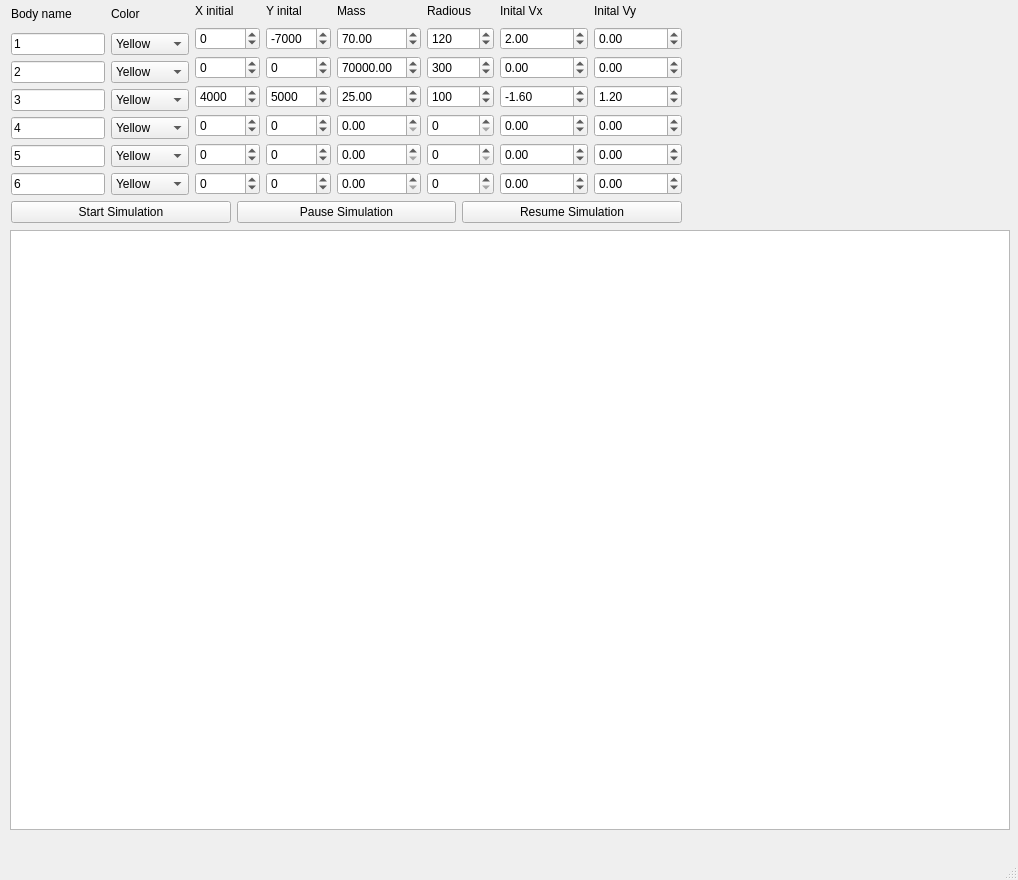
First picture: the form in mainwindow.ui, repository juanvergara3/Lab6_Info_2_UdeA, before the edit.
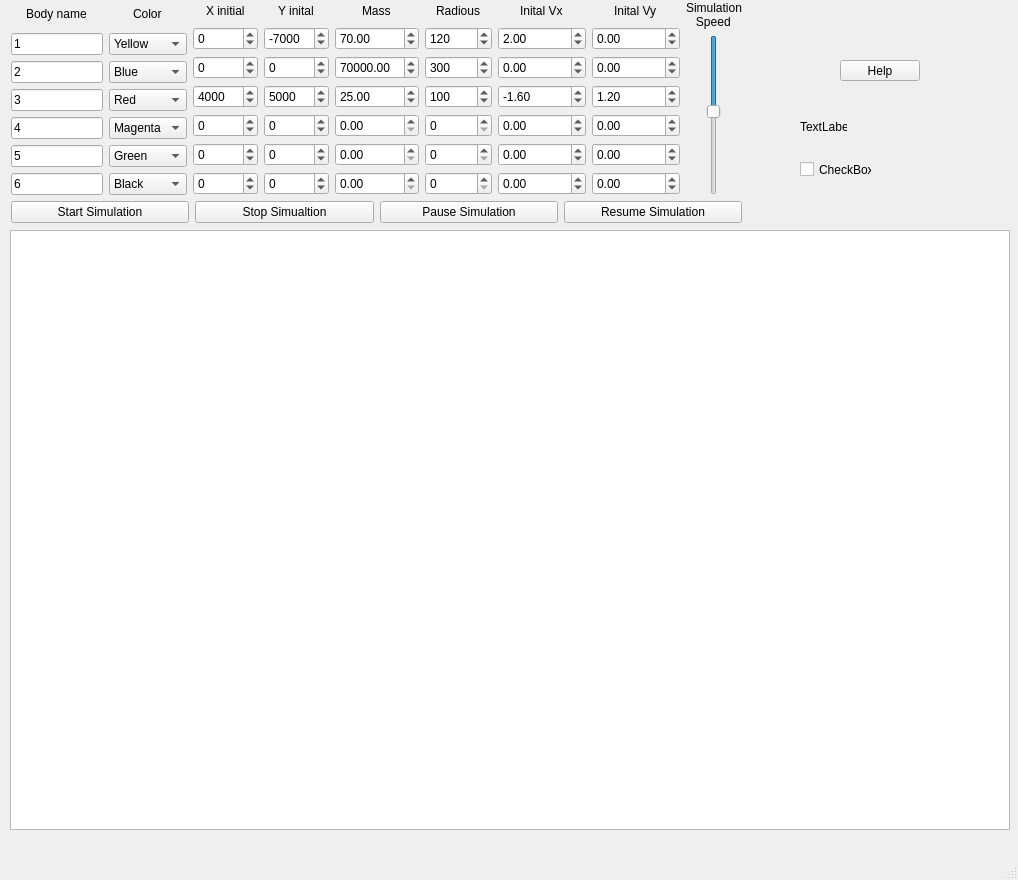
Second picture: the form after the edit.

Commit message: speed slider :D

```diff
--- a/mainwindow.ui
+++ b/mainwindow.ui
@@ -32,7 +32,7 @@
      <rect>
       <x>11</x>
       <y>1</y>
-      <width>671</width>
+      <width>731</width>
       <height>222</height>
      </rect>
     </property>
@@ -44,7 +44,7 @@
          <property name="sizeConstraint">
           <enum>QLayout::SetDefaultConstraint</enum>
          </property>
-         <item>
+         <item alignment="Qt::AlignHCenter">
           <widget class="QLabel" name="name_label">
            <property name="text">
             <string>Body name</string>
@@ -103,7 +103,7 @@
        </item>
        <item>
         <layout class="QVBoxLayout" name="color_frame">
-         <item>
+         <item alignment="Qt::AlignHCenter">
           <widget class="QLabel" name="color_label">
            <property name="text">
             <string>Color</string>
@@ -148,7 +148,7 @@
           <widget class="QComboBox" name="color_2">
            <item>
             <property name="text">
-             <string>Yellow</string>
+             <string>Blue</string>
             </property>
            </item>
            <item>
@@ -180,6 +180,11 @@
          </item>
          <item>
           <widget class="QComboBox" name="color_3">
+           <item>
+            <property name="text">
+             <string>Red</string>
+            </property>
+           </item>
            <item>
             <property name="text">
              <string>Yellow</string>
@@ -214,6 +219,11 @@
          </item>
          <item>
           <widget class="QComboBox" name="color_4">
+           <item>
+            <property name="text">
+             <string>Magenta</string>
+            </property>
+           </item>
            <item>
             <property name="text">
              <string>Yellow</string>
@@ -248,6 +258,11 @@
          </item>
          <item>
           <widget class="QComboBox" name="color_5">
+           <item>
+            <property name="text">
+             <string>Green</string>
+            </property>
+           </item>
            <item>
             <property name="text">
              <string>Yellow</string>
@@ -282,6 +297,11 @@
          </item>
          <item>
           <widget class="QComboBox" name="color_6">
+           <item>
+            <property name="text">
+             <string>Black</string>
+            </property>
+           </item>
            <item>
             <property name="text">
              <string>Yellow</string>
@@ -318,7 +338,7 @@
        </item>
        <item>
         <layout class="QVBoxLayout" name="x_frame">
-         <item>
+         <item alignment="Qt::AlignHCenter">
           <widget class="QLabel" name="x_label">
            <property name="text">
             <string>X initial</string>
@@ -395,7 +415,7 @@
        </item>
        <item>
         <layout class="QVBoxLayout" name="y_frame">
-         <item>
+         <item alignment="Qt::AlignHCenter">
           <widget class="QLabel" name="y_label">
            <property name="text">
             <string>Y inital</string>
@@ -472,7 +492,7 @@
        </item>
        <item>
         <layout class="QVBoxLayout" name="m_frame">
-         <item>
+         <item alignment="Qt::AlignHCenter">
           <widget class="QLabel" name="m_label">
            <property name="text">
             <string>Mass</string>
@@ -534,7 +554,7 @@
        </item>
        <item>
         <layout class="QVBoxLayout" name="r_frame">
-         <item>
+         <item alignment="Qt::AlignHCenter">
           <widget class="QLabel" name="r_label">
            <property name="text">
             <string>Radious</string>
@@ -599,7 +619,7 @@
        </item>
        <item>
         <layout class="QVBoxLayout" name="vx_frame">
-         <item>
+         <item alignment="Qt::AlignHCenter">
           <widget class="QLabel" name="vx_label">
            <property name="text">
             <string>Inital Vx</string>
@@ -688,7 +708,7 @@
        </item>
        <item>
         <layout class="QVBoxLayout" name="vy_frame">
-         <item>
+         <item alignment="Qt::AlignHCenter">
           <widget class="QLabel" name="vy_label">
            <property name="text">
             <string>Inital Vy</string>
@@ -775,6 +795,53 @@
          </item>
         </layout>
        </item>
+       <item>
+        <layout class="QVBoxLayout" name="speed_frame">
+         <item alignment="Qt::AlignHCenter">
+          <widget class="QLabel" name="speed_label">
+           <property name="text">
+            <string>Simulation
+   Speed</string>
+           </property>
+          </widget>
+         </item>
+         <item>
+          <layout class="QHBoxLayout" name="speed_slider_frame">
+           <item alignment="Qt::AlignHCenter">
+            <widget class="QSlider" name="speed_slider">
+             <property name="minimum">
+              <number>1</number>
+             </property>
+             <property name="maximum">
+              <number>20</number>
+             </property>
+             <property name="pageStep">
+              <number>1</number>
+             </property>
+             <property name="value">
+              <number>10</number>
+             </property>
+             <property name="sliderPosition">
+              <number>10</number>
+             </property>
+             <property name="tracking">
+              <bool>false</bool>
+             </property>
+             <property name="orientation">
+              <enum>Qt::Vertical</enum>
+             </property>
+             <property name="invertedAppearance">
+              <bool>true</bool>
+             </property>
+             <property name="invertedControls">
+              <bool>true</bool>
+             </property>
+            </widget>
+           </item>
+          </layout>
+         </item>
+        </layout>
+       </item>
       </layout>
      </item>
      <item>
@@ -786,6 +853,13 @@
          </property>
         </widget>
        </item>
+       <item>
+        <widget class="QPushButton" name="stop_button">
+         <property name="text">
+          <string>Stop Simualtion</string>
+         </property>
+        </widget>
+       </item>
        <item>
         <widget class="QPushButton" name="pause_button">
          <property name="text">
@@ -804,6 +878,45 @@
      </item>
     </layout>
    </widget>
+   <widget class="QCheckBox" name="checkBox">
+    <property name="geometry">
+     <rect>
+      <x>800</x>
+      <y>160</y>
+      <width>72</width>
+      <height>19</height>
+     </rect>
+    </property>
+    <property name="text">
+     <string>CheckBox</string>
+    </property>
+   </widget>
+   <widget class="QLabel" name="label">
+    <property name="geometry">
+     <rect>
+      <x>800</x>
+      <y>120</y>
+      <width>47</width>
+      <height>13</height>
+     </rect>
+    </property>
+    <property name="text">
+     <string>TextLabel</string>
+    </property>
+   </widget>
+   <widget class="QPushButton" name="pushButton">
+    <property name="geometry">
+     <rect>
+      <x>840</x>
+      <y>60</y>
+      <width>80</width>
+      <height>21</height>
+     </rect>
+    </property>
+    <property name="text">
+     <string>Help</string>
+    </property>
+   </widget>
   </widget>
   <widget class="QMenuBar" name="menubar">
    <property name="geometry">
```
Left out of the diff: 24 changed lines with no effect on the pictures. The commit also changes 4 other files.
